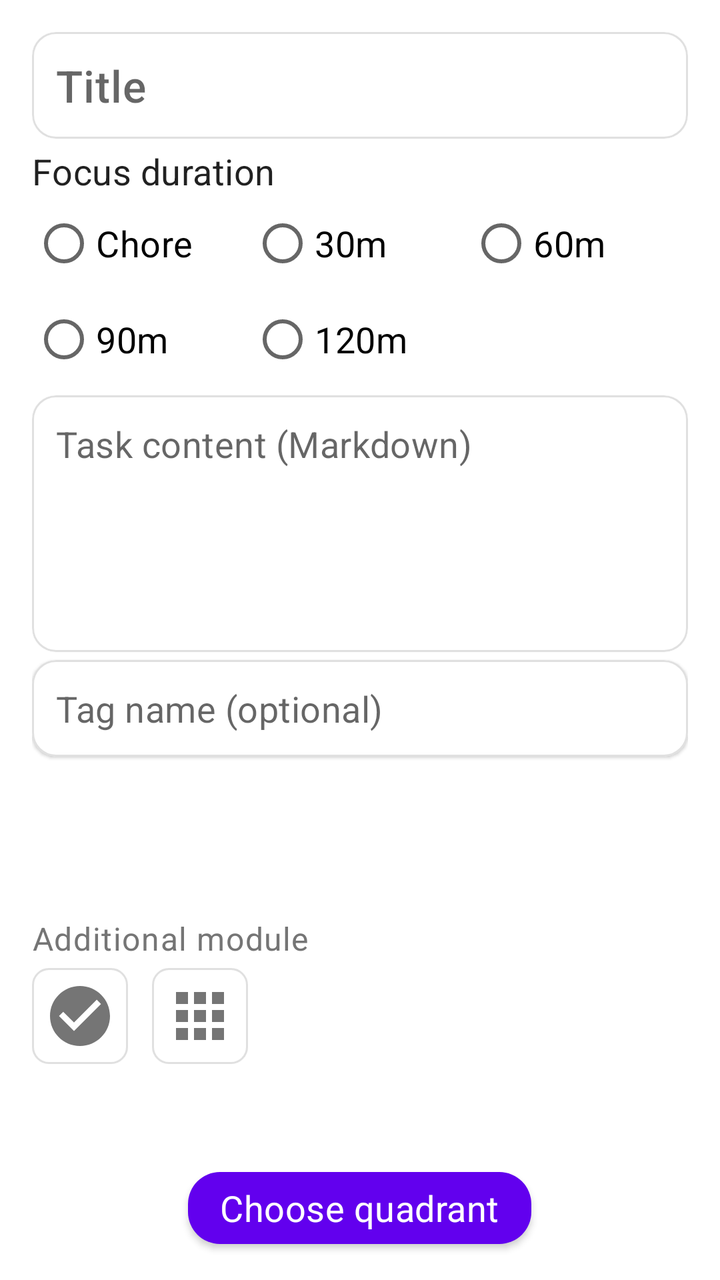
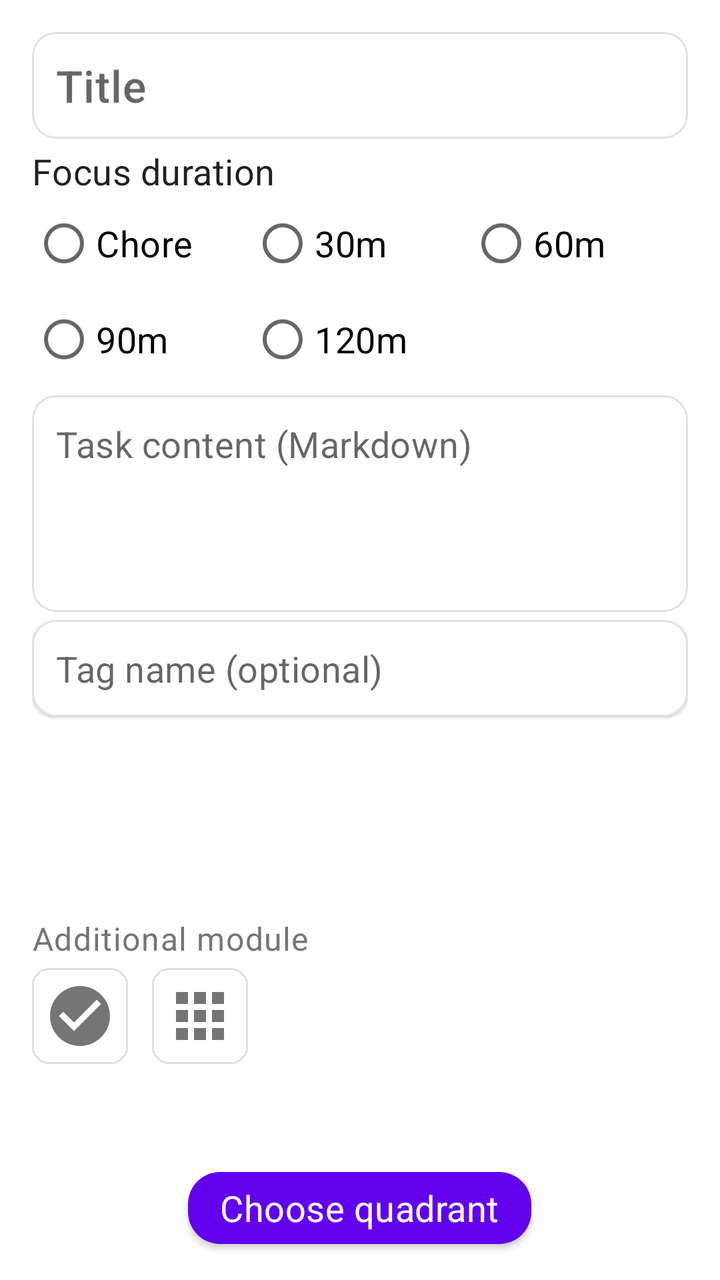

Screens rendered from an Android XML layout before and after an edit, with the pre-edit source and the edit as a unified diff.
<!-- AndroidManifest.xml: application theme Theme.JustNow -->
<!-- res/layout/fragment_task_edit.xml -->
<?xml version="1.0" encoding="utf-8"?>
<LinearLayout xmlns:android="http://schemas.android.com/apk/res/android"
    xmlns:app="http://schemas.android.com/apk/res-auto"
    android:layout_width="match_parent"
    android:layout_height="match_parent"
    android:orientation="vertical"
    android:background="?android:attr/colorBackground">

    <LinearLayout
        android:layout_width="match_parent"
        android:layout_height="0dp"
        android:layout_weight="1"
        android:orientation="vertical"
        android:clipChildren="false"
        android:padding="16dp">

        
        <com.google.android.material.card.MaterialCardView
            android:id="@+id/card_title"
            android:layout_width="match_parent"
            android:layout_height="wrap_content"
            app:cardElevation="1dp"
            app:cardCornerRadius="12dp"
            app:strokeWidth="1dp"
            app:strokeColor="@color/divider">

            <EditText
                android:id="@+id/et_title"
                android:layout_width="match_parent"
                android:layout_height="wrap_content"
                android:hint="@string/s_title_hint"
                android:inputType="textCapSentences"
                android:textAppearance="@style/TextAppearance.JustNow.Title"
                android:padding="12dp"
                android:background="@android:color/transparent" />
        </com.google.android.material.card.MaterialCardView>

        
        <TextView
            android:layout_width="wrap_content"
            android:layout_height="wrap_content"
            android:text="@string/s_focus_duration"
            android:textAppearance="@style/TextAppearance.JustNow.Body"
            android:layout_marginTop="4dp" />

        
        <LinearLayout
            android:id="@+id/ll_focus_row1"
            android:layout_width="match_parent"
            android:layout_height="wrap_content"
            android:orientation="horizontal">

            <RadioButton
                android:id="@+id/rb_moment"
                android:layout_width="0dp"
                android:layout_height="wrap_content"
                android:layout_weight="1"
                android:tag="0"
                android:text="@string/s_chore"
                android:textAppearance="@style/TextAppearance.JustNow.Body" />

            <RadioButton
                android:id="@+id/rb_30"
                android:layout_width="0dp"
                android:layout_height="wrap_content"
                android:layout_weight="1"
                android:tag="30"
                android:text="@string/s_30min"
                android:textAppearance="@style/TextAppearance.JustNow.Body" />

            <RadioButton
                android:id="@+id/rb_60"
                android:layout_width="0dp"
                android:layout_height="wrap_content"
                android:layout_weight="1"
                android:tag="60"
                android:text="@string/s_60min"
                android:textAppearance="@style/TextAppearance.JustNow.Body" />
        </LinearLayout>

        
        <LinearLayout
            android:id="@+id/ll_focus_row2"
            android:layout_width="match_parent"
            android:layout_height="wrap_content"
            android:orientation="horizontal">

            <RadioButton
                android:id="@+id/rb_90"
                android:layout_width="0dp"
                android:layout_height="wrap_content"
                android:layout_weight="1"
                android:tag="90"
                android:text="@string/s_90min"
                android:textAppearance="@style/TextAppearance.JustNow.Body" />

            <RadioButton
                android:id="@+id/rb_120"
                android:layout_width="0dp"
                android:layout_height="wrap_content"
                android:layout_weight="1"
                android:tag="120"
                android:text="@string/s_120min"
                android:textAppearance="@style/TextAppearance.JustNow.Body" />

            <View
                android:layout_width="0dp"
                android:layout_height="0dp"
                android:layout_weight="1" />
        </LinearLayout>

        
        <com.google.android.material.card.MaterialCardView
            android:id="@+id/card_markdown"
            android:layout_width="match_parent"
            android:layout_height="0dp"
            android:layout_weight="1"
            android:layout_marginTop="4dp"
            app:cardElevation="1dp"
            app:cardCornerRadius="12dp"
            app:strokeWidth="1dp"
            app:strokeColor="@color/divider">

            <EditText
                android:id="@+id/et_markdown"
                android:layout_width="match_parent"
                android:layout_height="match_parent"
                android:hint="@string/s_markdown_hint"
                android:inputType="textMultiLine|textCapSentences"
                android:gravity="top|start"
                android:background="@android:color/transparent"
                android:padding="12dp"
                android:textAppearance="@style/TextAppearance.JustNow.Body"
                android:scrollbars="vertical"
                android:lineSpacingExtra="4dp" />
        </com.google.android.material.card.MaterialCardView>

        
        <com.google.android.material.card.MaterialCardView
            android:id="@+id/card_tag"
            android:layout_width="match_parent"
            android:layout_height="wrap_content"
            android:layout_marginTop="4dp"
            app:cardElevation="1dp"
            app:cardCornerRadius="12dp"
            app:strokeWidth="1dp"
            app:strokeColor="@color/divider">

            <AutoCompleteTextView
                android:id="@+id/et_tag_name"
                android:layout_width="match_parent"
                android:layout_height="wrap_content"
                android:hint="@string/s_tag_input_hint"
                android:inputType="text"
                android:maxLines="1"
                android:completionThreshold="1"
                android:textAppearance="@style/TextAppearance.JustNow.Body"
                android:padding="12dp"
                android:background="@android:color/transparent"
                android:dropDownHeight="200dp" />
        </com.google.android.material.card.MaterialCardView>

        
        <com.google.android.material.chip.ChipGroup
            android:id="@+id/cg_existing_tags"
            android:layout_width="match_parent"
            android:layout_height="72dp"
            android:layout_marginTop="4dp"
            app:singleLine="false"
            app:singleSelection="true"
            app:chipSpacingHorizontal="8dp"
            app:chipSpacingVertical="4dp" />

        
        <TextView
            android:layout_width="wrap_content"
            android:layout_height="wrap_content"
            android:text="@string/s_detail_module"
            android:textAppearance="@style/TextAppearance.JustNow.Caption"
            android:textColor="@color/text_secondary"
            android:layout_marginTop="4dp" />

        <LinearLayout
            android:id="@+id/ll_module_buttons"
            android:layout_width="match_parent"
            android:layout_height="wrap_content"
            android:layout_marginTop="4dp"
            android:clipChildren="false"
            android:orientation="horizontal">

            <ImageButton
                android:id="@+id/btn_module_checklist"
                android:layout_width="48dp"
                android:layout_height="48dp"
                android:padding="6dp"
                android:scaleType="fitCenter"
                android:src="@drawable/ic_module_checklist"
                android:background="@drawable/bg_module_button"
                android:stateListAnimator="@animator/module_button_state_list"
                android:tint="@color/selector_module_icon_tint"
                android:contentDescription="@string/s_module_checklist" />

            <ImageButton
                android:id="@+id/btn_module_app_action"
                android:layout_width="48dp"
                android:layout_height="48dp"
                android:layout_marginStart="12dp"
                android:padding="6dp"
                android:scaleType="fitCenter"
                android:src="@drawable/ic_module_app_action"
                android:background="@drawable/bg_module_button"
                android:stateListAnimator="@animator/module_button_state_list"
                android:tint="@color/selector_module_icon_tint"
                android:contentDescription="@string/s_module_app_action" />
        </LinearLayout>

        
        <LinearLayout
            android:id="@+id/ll_module_hint"
            android:layout_width="match_parent"
            android:layout_height="28dp"
            android:layout_marginTop="4dp"
            android:orientation="horizontal"
            android:gravity="center_vertical"
            android:background="?attr/selectableItemBackground"
            android:paddingHorizontal="8dp"
            android:clickable="true"
            android:focusable="true">

            <TextView
                android:id="@+id/tv_module_hint"
                android:layout_width="0dp"
                android:layout_height="wrap_content"
                android:layout_weight="1"
                android:maxLines="1"
                android:ellipsize="end"
                android:textAppearance="@style/TextAppearance.JustNow.Body"
                android:textColor="@color/text_secondary" />
        </LinearLayout>

    </LinearLayout>

    
    <com.google.android.material.button.MaterialButton
        android:id="@+id/btn_next_quadrant"
        android:layout_width="wrap_content"
        android:layout_height="wrap_content"
        android:layout_gravity="center_horizontal"
        android:text="@string/s_next_quadrant"
        android:textAppearance="@style/TextAppearance.JustNow.Body"
        app:cornerRadius="16dp"
        android:layout_marginHorizontal="12dp"
        android:layout_marginBottom="12dp" />

</LinearLayout>
<!-- resources referenced by this layout -->
<resources>
  <color name="divider">#E0E0E0</color>
  <color name="text_secondary">#757575</color>
  <!-- drawable ic_module_checklist (drawable) -->
  <vector xmlns:android="http://schemas.android.com/apk/res/android"
      android:width="36dp"
      android:height="36dp"
      android:viewportWidth="24"
      android:viewportHeight="24"
      android:tint="?attr/colorOnSurfaceVariant">
      <path
          android:fillColor="@android:color/white"
          android:pathData="M12,2C6.48,2 2,6.48 2,12s4.48,10 10,10 10,-4.48 10,-10S17.52,2 12,2zM10,17l-5,-5 1.41,-1.41L10,14.17l7.59,-7.59L19,8l-9,9z"/>
  </vector>
  <string name="s_120min">120m</string>
  <string name="s_30min">30m</string>
  <string name="s_60min">60m</string>
  <string name="s_90min">90m</string>
  <string name="s_chore">Chore</string>
  <string name="s_detail_module">Additional module</string>
  <string name="s_focus_duration">Focus duration</string>
  <string name="s_markdown_hint">Task content (Markdown)</string>
  <string name="s_module_app_action">APP action</string>
  <string name="s_module_checklist">Todo checklist</string>
  <string name="s_next_quadrant">Choose quadrant</string>
  <string name="s_tag_input_hint">Tag name (optional)</string>
  <string name="s_title_hint">Title</string>
  <style name="TextAppearance.JustNow.Body" parent="TextAppearance.MaterialComponents.Subtitle1">
          <item name="android:textSize">@dimen/text_size_body</item>
      </style>
  <style name="TextAppearance.JustNow.Caption" parent="TextAppearance.MaterialComponents.Caption">
          <item name="android:textSize">@dimen/text_size_caption</item>
      </style>
  <style name="TextAppearance.JustNow.Title" parent="TextAppearance.MaterialComponents.Headline6">
          <item name="android:textSize">@dimen/text_size_title</item>
      </style>
  <color name="badge_background">#E0E0E0</color>
  <dimen name="text_size_body">18sp</dimen>
  <dimen name="text_size_caption">16sp</dimen>
  <dimen name="text_size_title">22sp</dimen>
  <color name="purple_500">#FF6200EE</color>
  <color name="purple_700">#FF3700B3</color>
  <color name="white">#FFFFFFFF</color>
  <color name="teal_200">#FF03DAC5</color>
  <color name="teal_700">#FF018786</color>
  <color name="black">#FF000000</color>
  <style name="TextAppearance.JustNow.Dialog.Title" parent="TextAppearance.JustNow.Title">
          <item name="android:textColor">@color/text_primary</item>
      </style>
  <color name="text_primary">#1A1A1A</color>
  <style name="TextAppearance.JustNow.Dialog.Body" parent="TextAppearance.JustNow.Body">
          <item name="android:textColor">@color/text_primary</item>
      </style>
  <style name="Widget.JustNow.Dialog.Button" parent="Widget.MaterialComponents.Button.TextButton.Dialog">
          <item name="android:textAppearance">@style/TextAppearance.JustNow.Dialog.Button</item>
          <item name="android:textColor">@color/dialog_primary_action_text</item>
          <item name="textAllCaps">false</item>
      </style>
  <style name="Widget.JustNow.Dialog.Button.Secondary" parent="Widget.MaterialComponents.Button.TextButton.Dialog">
          <item name="android:textAppearance">@style/TextAppearance.JustNow.Dialog.Button.Secondary</item>
          <item name="android:textColor">@color/dialog_action_text</item>
          <item name="textAllCaps">false</item>
      </style>
  <style name="TextAppearance.JustNow.Dialog.Button" parent="TextAppearance.JustNow.Body">
          <item name="android:textColor">@color/dialog_primary_action_text</item>
      </style>
  <style name="TextAppearance.JustNow.Dialog.Button.Secondary" parent="TextAppearance.JustNow.Body">
          <item name="android:textColor">@color/dialog_action_text</item>
      </style>
  <!-- unchanged entries left out for length: 4 -->
</resources>

<!-- the commit's change to res/layout/fragment_task_edit.xml (unified diff, before → after) -->
@@ -164,8 +164,8 @@
         <com.google.android.material.chip.ChipGroup
             android:id="@+id/cg_existing_tags"
             android:layout_width="match_parent"
-            android:layout_height="72dp"
-            android:layout_marginTop="4dp"
+            android:layout_height="88dp"
+            android:layout_marginTop="8dp"
             app:singleLine="false"
             app:singleSelection="true"
             app:chipSpacingHorizontal="8dp"
